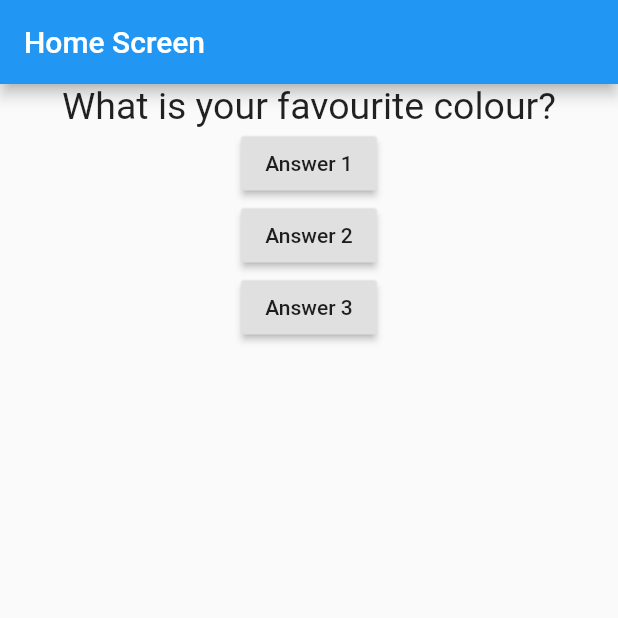
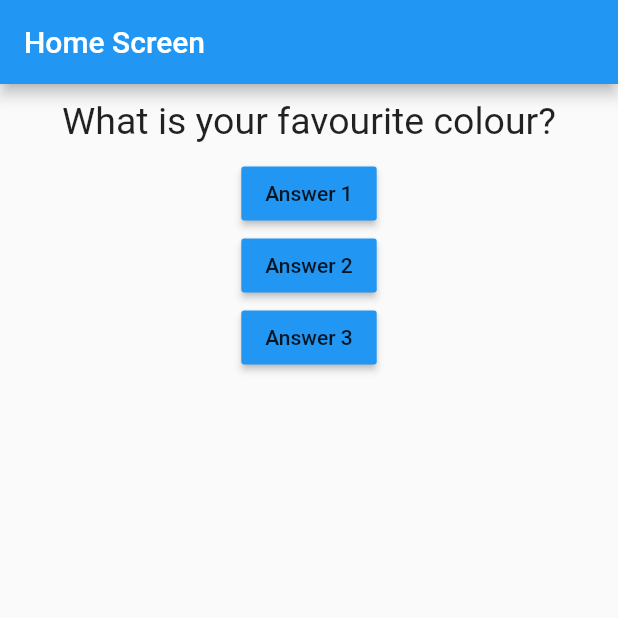
Before and after one commit to RockimSaintBernard/first_flutter_app, a Flutter app: the screen it shows after launch, on a phone screen of 412 x 824 dp, the top half of it. Run offline on Flutter 3.47's test engine with Material 2 defaults, Android fonts, the phone set to English and light mode, and no system bars.

Commit message:
Styling of the button

```diff
--- a/lib/main.dart
+++ b/lib/main.dart
@@ -44,16 +44,19 @@ class MyAppState extends State<MyApp> {
             ),
             // ignore: deprecated_member_use
             RaisedButton(
+              color: Colors.blue,
               child: Text("Answer 1"),
               onPressed: answerQuestion,
             ),
             // ignore: deprecated_member_use
             RaisedButton(
+              color: Colors.blue,
               child: Text("Answer 2"),
               onPressed: answerQuestion,
             ),
             // ignore: deprecated_member_use
             RaisedButton(
+              color: Colors.blue,
               child: Text("Answer 3"),
               onPressed: answerQuestion,
             ),
--- a/lib/question.dart
+++ b/lib/question.dart
@@ -8,6 +8,7 @@ class Question extends StatelessWidget {
   Widget build(BuildContext context) {
     return Container(
       width: double.infinity,
+      margin: EdgeInsets.all(10),
         child: Text(
       questionText,
       style: TextStyle(fontSize: 25),
```
